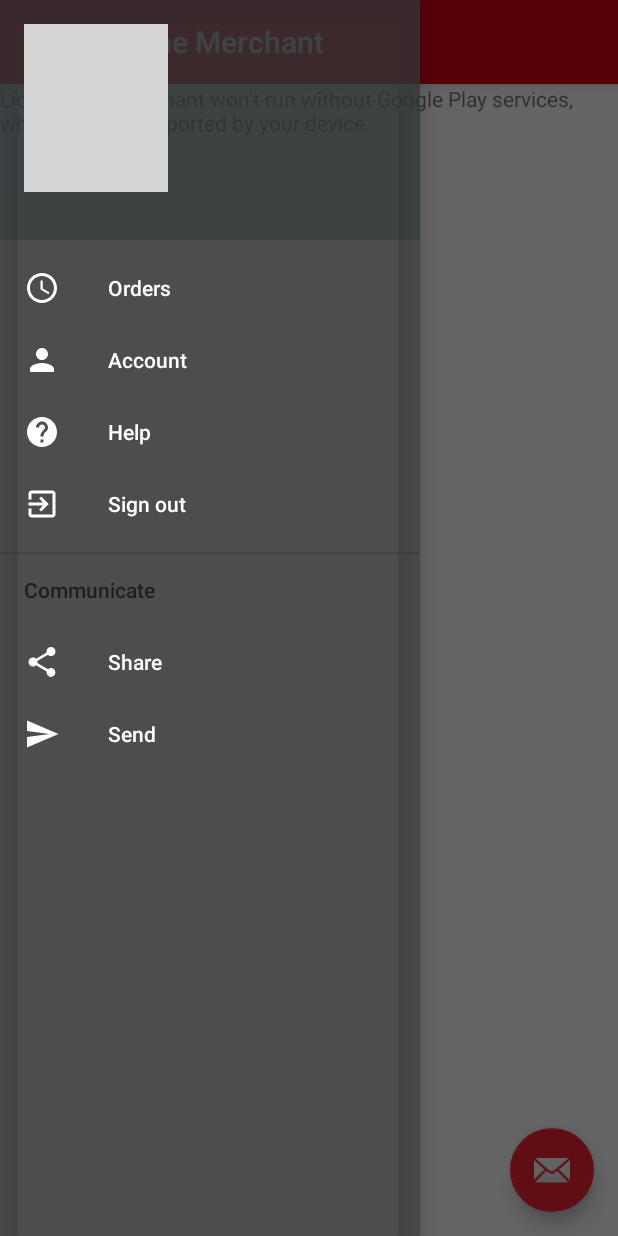
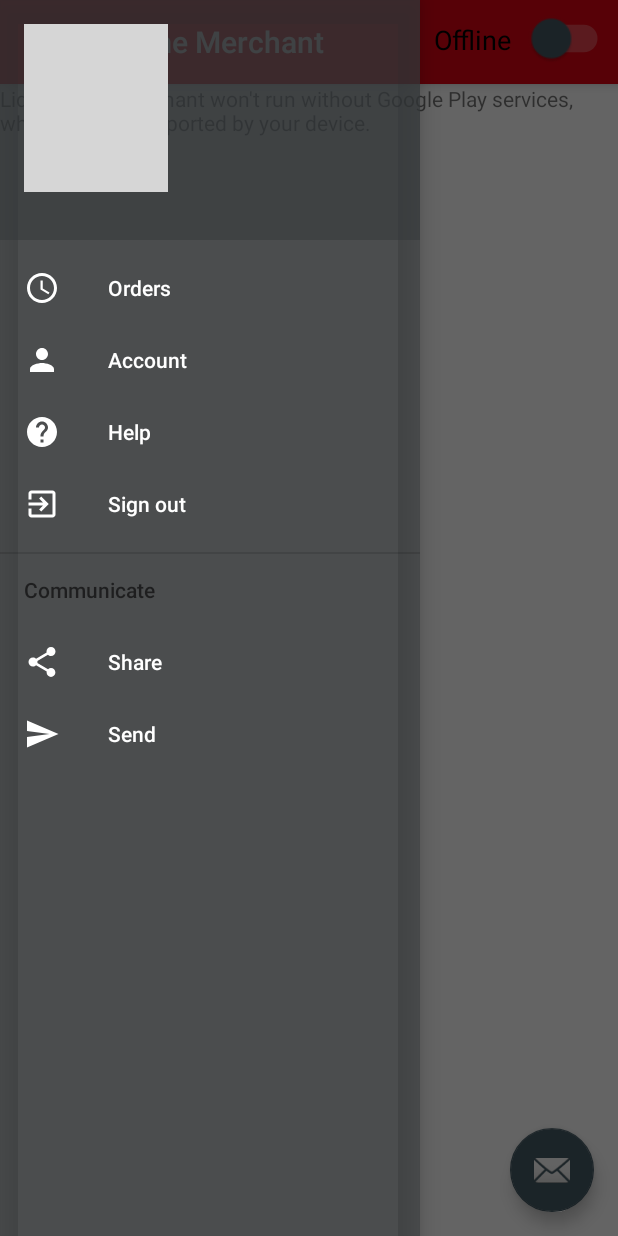
Before and after one commit to IanKiiru/LiquorGlassMerchant, an Android app: the Home screen opened directly, with no data from a screen before it, with the side drawer open, on a phone screen of 412 x 824 dp. Run offline under Robolectric (Android 15) with nearby library versions, the phone set to English and light mode, and no system bars; our stand-ins replace Firebase (no records; nobody signed in at launch, a user with empty details on screens opened directly); libraries missing offline, so code that uses them is left out: com.firebase.geofire; 2 statements that could not run were skipped; grey boxes are pictures that could not be loaded.

Commit message:
Just added the switch button

```diff
--- /dev/null
+++ b/app/src/main/res/layout/user_switch.xml
@@ -0,0 +1,21 @@
+<?xml version="1.0" encoding="utf-8"?>
+<LinearLayout xmlns:android="http://schemas.android.com/apk/res/android"
+    android:orientation="vertical" android:layout_width="match_parent"
+    android:layout_height="match_parent">
+
+    <Switch
+        android:layout_width="wrap_content"
+        android:layout_height="wrap_content"
+        android:text="Offline  "
+        android:scaleX="1.3"
+        android:scaleY="1.3"
+        android:textColor="@android:color/black"
+        android:layout_marginLeft="8dp"
+        android:layout_marginRight="8dp"
+        android:layout_marginTop="10dp"
+        android:thumbTextPadding="14.5dp"
+        android:thumbTint="@color/colorAccent"
+        android:padding="6dp"
+        android:id="@+id/online_switch" />
+
+</LinearLayout>
--- a/app/src/main/res/menu/home.xml
+++ b/app/src/main/res/menu/home.xml
@@ -2,4 +2,10 @@
 <menu xmlns:android="http://schemas.android.com/apk/res/android"
     xmlns:app="http://schemas.android.com/apk/res-auto">
 
+    <item
+        android:id="@+id/my_switch"
+        android:orderInCategory="100"
+        android:title=""
+        app:actionLayout="@layout/user_switch"
+        app:showAsAction="always"/>
 </menu>
--- a/app/src/main/res/values/colors.xml
+++ b/app/src/main/res/values/colors.xml
@@ -2,7 +2,7 @@
 <resources>
     <color name="colorPrimary">#da0311</color>
     <color name="colorPrimaryDark">#450103</color>
-    <color name="colorAccent">#f2212f</color>
+    <color name="colorAccent">#455A64</color>
 
     <color name="btn_register">#f2212f</color>
     <color name="btn_login">#37474F</color>
```
Also changed, not shown: app/src/main/java/com/liquor/kiiru/liquorglassmerchant/Home.java (+40 -36 lines).
